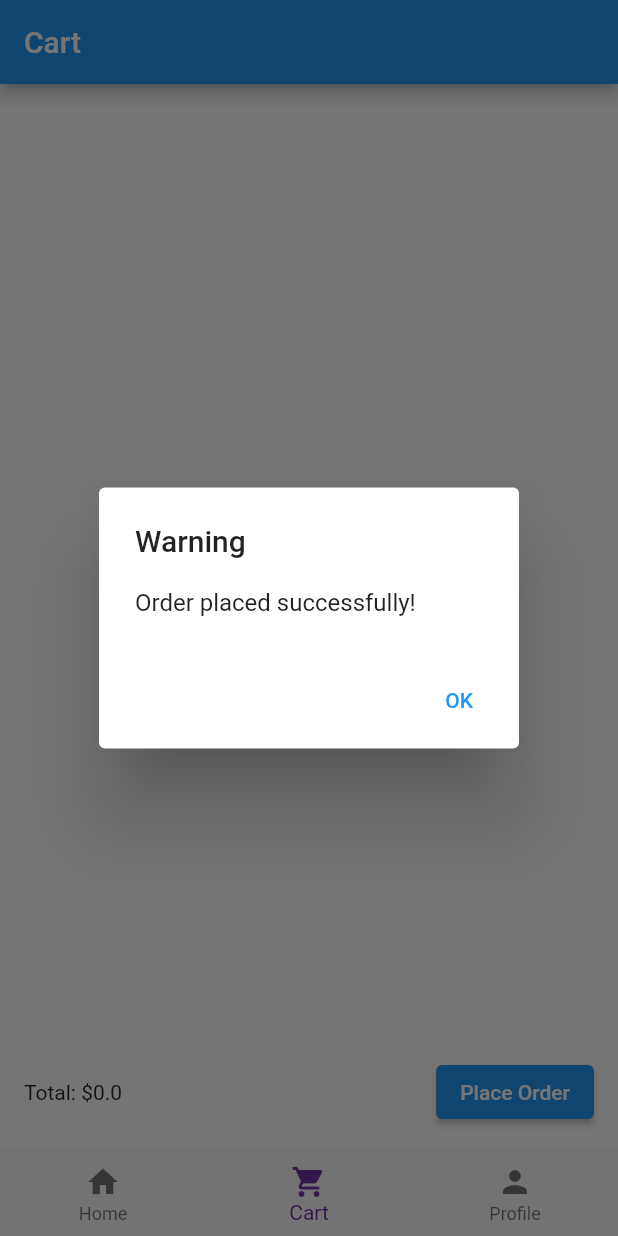
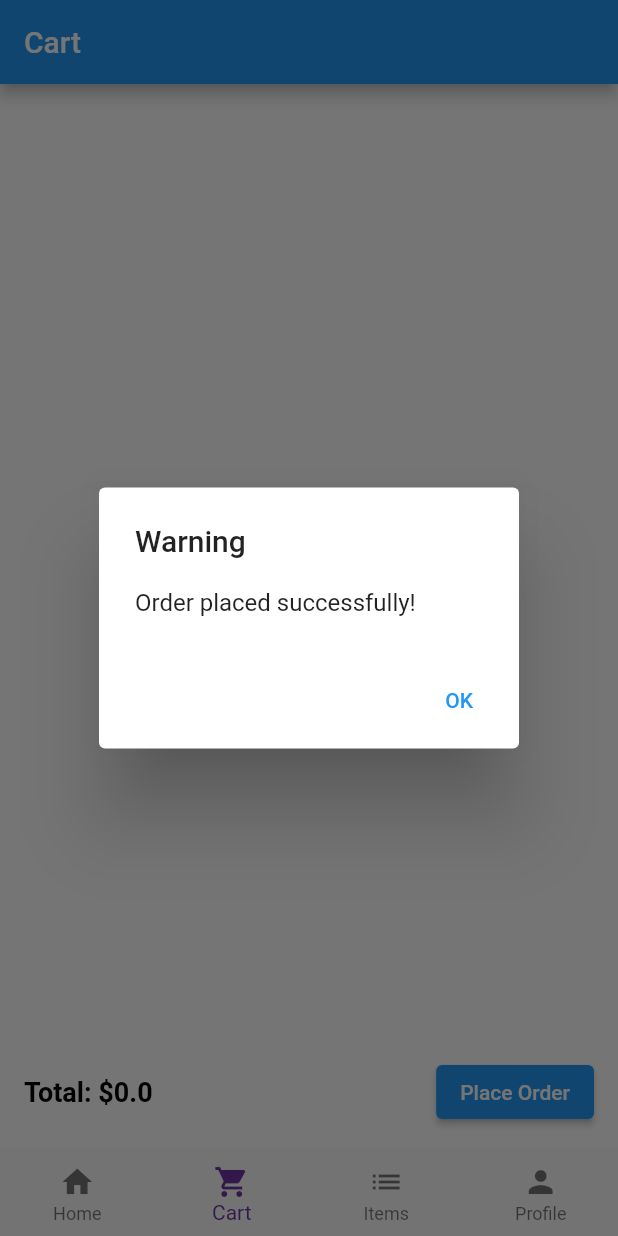
Before and after one commit to Hugo-Dot-Maia/flutter_login_page, a Flutter app: the HomeScreen screen opened directly, item 2 of the bottom bar chosen, after a tap on "Place Order", on a phone screen of 412 x 824 dp. Run offline on Flutter 3.47's test engine with Material 2 defaults, Android fonts, the phone set to English and light mode, and no system bars; our stand-ins replace cloud_firestore, firebase_auth, firebase_core, flutter_svg, mask_text_input_formatter, mobx; accounts and stored records are empty; generated files the repository leaves out were written again.

Commit message:
Ordered Items

```diff
--- a/lib/constants.dart
+++ b/lib/constants.dart
@@ -4,3 +4,9 @@ const kPrimaryColor = Color(0xFF6F35A5);
 const kPrimaryLightColor = Color(0xFFF1E6FF);
 
 const double defaultPadding = 16.0;
+
+const TextStyle totalTextStyle = TextStyle(
+  fontSize: 18,
+  fontWeight: FontWeight.bold,
+  color: Colors.black,
+);
--- a/lib/screens/homepage/cart_widget.dart
+++ b/lib/screens/homepage/cart_widget.dart
@@ -3,8 +3,8 @@ import 'package:firebase_auth/firebase_auth.dart';
 import 'package:flutter/material.dart';
 
 import '../../Utils/sign_up_alert.dart';
+import '../../constants.dart';
 import '../../entities/shopping_item.dart';
-import 'home_page.dart';
 import 'store/cart_store.dart';
 
 class CartWidget extends StatefulWidget {
@@ -117,7 +117,10 @@ class _CartWidgetState extends State<CartWidget> {
             child: Row(
               mainAxisAlignment: MainAxisAlignment.spaceBetween,
               children: [
-                Text('Total: \$${_getTotalPrice()}'),
+                Text(
+                  'Total: \$${_getTotalPrice()}',
+                  style: totalTextStyle,
+                ),
                 ElevatedButton(
                   onPressed: () async {
                     await _createOrder(_cartItems);
--- a/lib/screens/homepage/home_page.dart
+++ b/lib/screens/homepage/home_page.dart
@@ -6,8 +6,10 @@ import 'market_place.dart';
 import 'profile.dart';
 import 'store/cart_store.dart';
 
+import 'ordered_items.dart';
+
 class HomeScreen extends StatefulWidget {
-  const HomeScreen({super.key});
+  const HomeScreen({Key? key}) : super(key: key);
 
   @override
   _HomeScreenState createState() => _HomeScreenState();
@@ -26,6 +28,7 @@ class _HomeScreenState extends State<HomeScreen> {
     _widgetOptions = <Widget>[
       MarketplaceWidget(cartStore: _cartStore),
       CartWidget(cartStore: _cartStore),
+      const OrderedItems(),
       const ProfilePage(),
     ];
   }
@@ -53,6 +56,10 @@ class _HomeScreenState extends State<HomeScreen> {
               label: 'Cart',
             ),
             BottomNavigationBarItem(
+              icon: Icon(Icons.list),
+              label: 'Items',
+            ),
+            BottomNavigationBarItem(
               icon: Icon(Icons.person),
               label: 'Profile',
             ),
@@ -60,7 +67,7 @@ class _HomeScreenState extends State<HomeScreen> {
           currentIndex: _selectedIndex,
           onTap: _onItemTapped,
           selectedItemColor: kPrimaryColor,
-      ),
+          type: BottomNavigationBarType.fixed),
     );
   }
 }
```
Also changed, not shown: lib/screens/homepage/ordered_items.dart (added, +107 -0 lines). Lines whose indentation alone changed are shown as unchanged.
